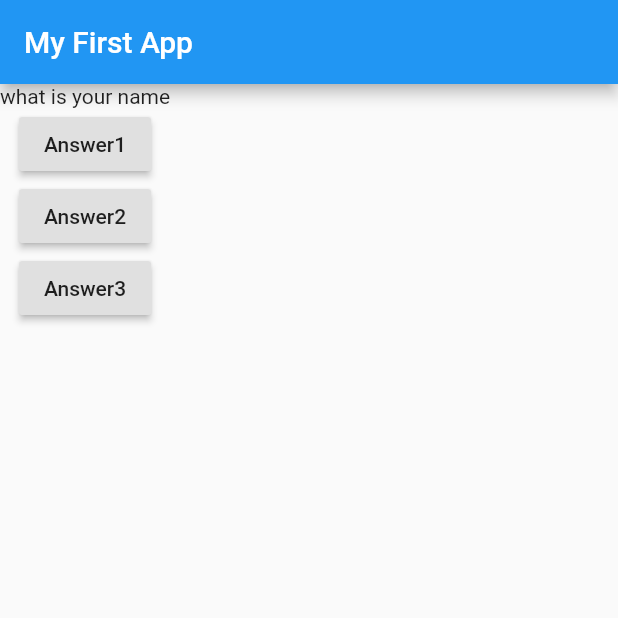
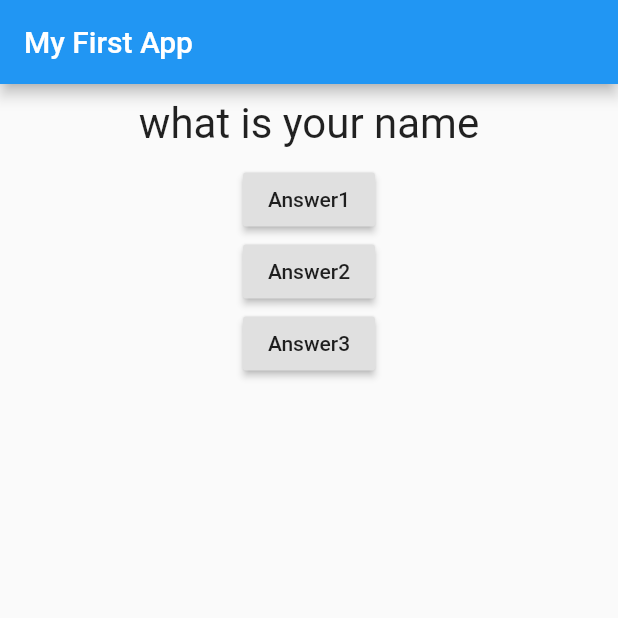
Before and after one commit to sahyun1/quizz_app, a Flutter app: the screen it shows after launch, on a phone screen of 412 x 824 dp, the top half of it. Run offline on Flutter 3.47's test engine with Material 2 defaults, Android fonts, the phone set to English and light mode, and no system bars.

Commit message:
added question.dart

```diff
--- a/lib/main.dart
+++ b/lib/main.dart
@@ -1,5 +1,7 @@
 import 'package:flutter/material.dart';
+import 'package:quizz_app/question.dart';
 
+import './question.dart';
 // void main() {
 //   runApp(MyApp());
 // }
@@ -34,7 +36,7 @@ class _MyAppState extends State<MyApp> {
       ),
       body: Column(
         children: [
-          Text(questions[_questionIndex]),
+          Question(questions[_questionIndex]),
           RaisedButton(
             child: Text('Answer1'),
             onPressed: answerQuestion,
--- /dev/null
+++ b/lib/question.dart
@@ -0,0 +1,20 @@
+import 'package:flutter/material.dart';
+
+class Question extends StatelessWidget {
+  //const Question({ Key? key }) : super(key: key);
+  final String questionText;
+
+  Question(this.questionText);
+
+  @override
+  Widget build(BuildContext context) {
+    return Container(
+        width: double.infinity,
+        margin: EdgeInsets.all(10),
+        child: Text(
+          questionText,
+          style: TextStyle(fontSize: 28),
+          textAlign: TextAlign.center,
+        ));
+  }
+}
```
